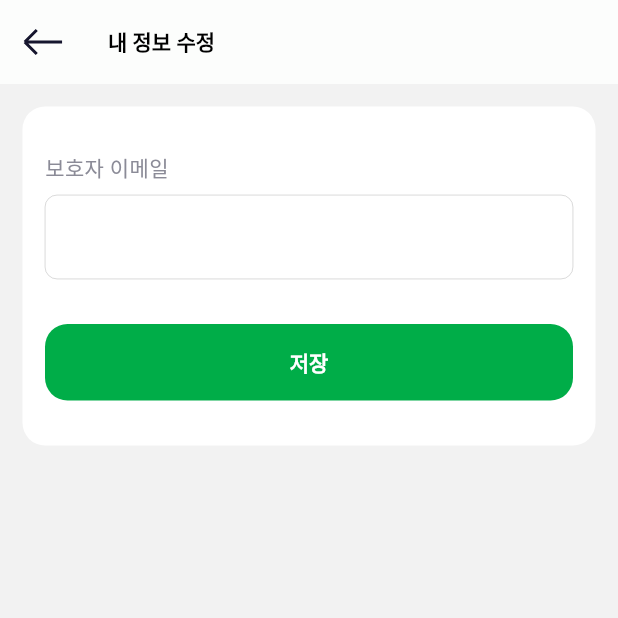
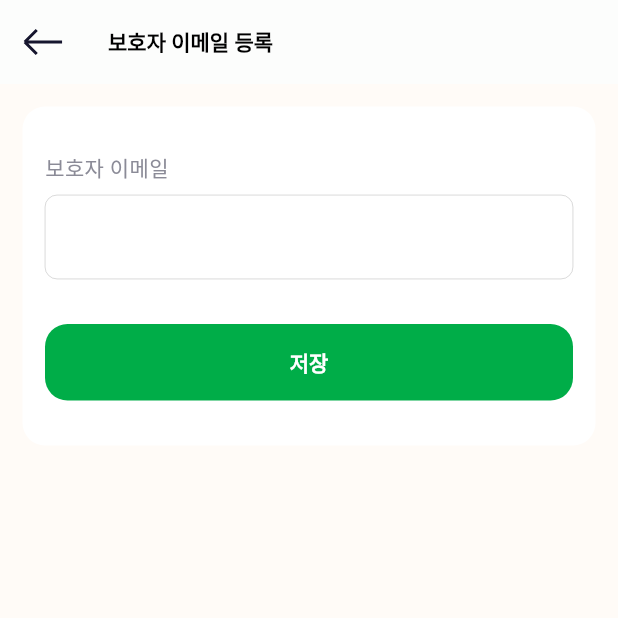
Before and after one commit to Eunverpool/SarangBang, a Flutter app: the ProfileEditPage screen opened by its route, on a phone screen of 412 x 824 dp, the top half of it. Run offline on Flutter 3.47's test engine with Material 3 defaults, Android fonts, the phone set to English and light mode, and no system bars; our stand-ins replace cached_network_image, file_picker, flutter_credit_card, flutter_svg, flutter_tts, form_field_validator and 4 more; missing offline and left inert: tosspayments_widget_sdk_flutter; accounts and stored records are empty; network calls fail; Roboto replaces fonts that are missing (Gilroy); project files that could hold a hidden picture were left out.

Commit message:
0530_PCH merge

```diff
--- a/lib/views/home/home_page.dart
+++ b/lib/views/home/home_page.dart
@@ -53,7 +53,9 @@ class _HomePageState extends State<HomePage> {
             ),
           ),
           const SizedBox(height: 24),
-          _buildCardItem(context, Icons.person, "보호자 등록하기"),
+          _buildCardItem(context, Icons.person, "보호자 등록하기", onTap: () {
+            Navigator.pushNamed(context, AppRoutes.profileEdit);
+          }),
           const SizedBox(height: 12),
           _buildCardItem(context, Icons.chat, "대화하기", onTap: () {
             Navigator.push(
--- a/lib/views/profile/profile_edit_page.dart
+++ b/lib/views/profile/profile_edit_page.dart
@@ -9,11 +9,11 @@ class ProfileEditPage extends StatelessWidget {
   @override
   Widget build(BuildContext context) {
     return Scaffold(
-      backgroundColor: AppColors.cardColor,
+      backgroundColor: const Color(0xFFFFFBF7),
       appBar: AppBar(
         leading: const AppBackButton(),
         title: const Text(
-          '내 정보 수정',
+          '보호자 이메일 등록',
         ),
       ),
       body: SingleChildScrollView(
```
